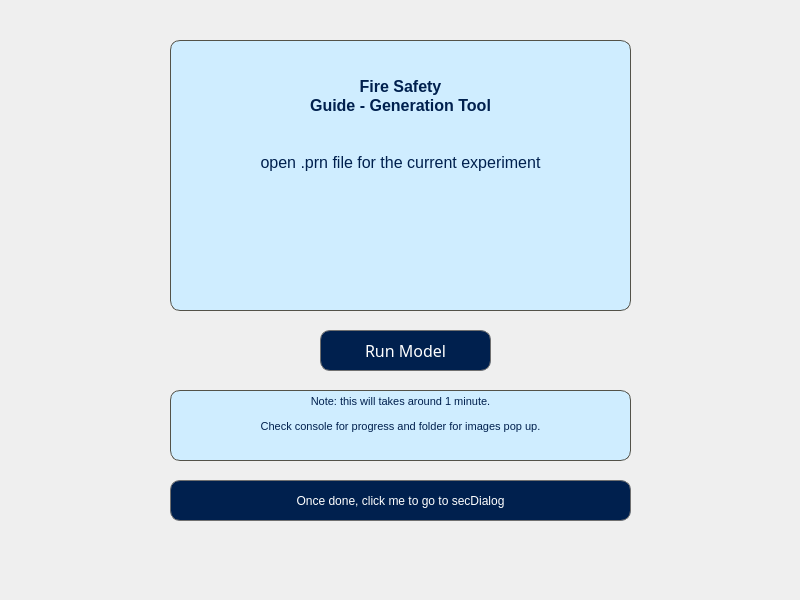
Above: cpp_ui/mainwindow.ui from zijianKING/Fire_Safety before the change. Below: the same form after it.
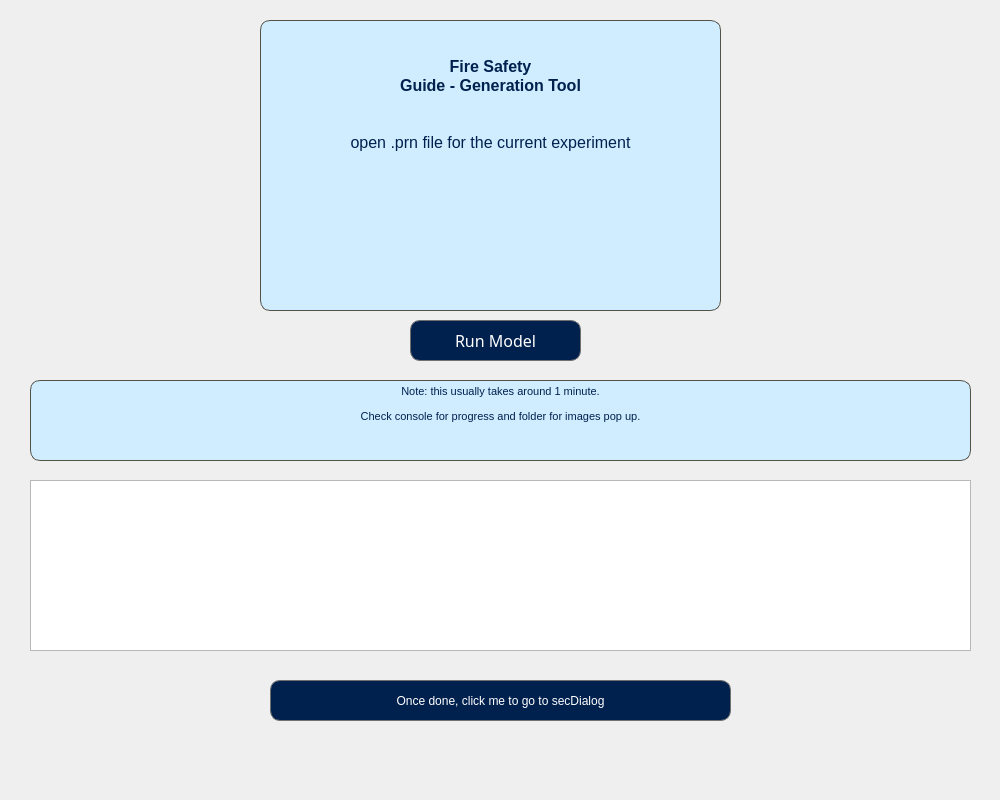
That is the form after the change.

Diff of the .ui file:
```diff
--- a/cpp_ui/mainwindow.ui
+++ b/cpp_ui/mainwindow.ui
@@ -6,8 +6,8 @@
    <rect>
     <x>0</x>
     <y>0</y>
-    <width>800</width>
-    <height>600</height>
+    <width>1000</width>
+    <height>800</height>
    </rect>
   </property>
   <property name="windowTitle">
@@ -17,8 +17,8 @@
    <widget class="QPushButton" name="pushButton">
     <property name="geometry">
      <rect>
-      <x>320</x>
-      <y>330</y>
+      <x>410</x>
+      <y>320</y>
       <width>171</width>
       <height>41</height>
      </rect>
@@ -64,10 +64,10 @@
    <widget class="QTextBrowser" name="textBrowser">
     <property name="geometry">
      <rect>
-      <x>170</x>
-      <y>40</y>
+      <x>260</x>
+      <y>20</y>
       <width>461</width>
-      <height>271</height>
+      <height>291</height>
      </rect>
     </property>
     <property name="styleSheet">
@@ -94,8 +94,8 @@
    <widget class="QPushButton" name="pushButton_2">
     <property name="geometry">
      <rect>
-      <x>170</x>
-      <y>480</y>
+      <x>270</x>
+      <y>680</y>
       <width>461</width>
       <height>41</height>
      </rect>
@@ -123,10 +123,10 @@
    <widget class="QTextBrowser" name="textBrowser_2">
     <property name="geometry">
      <rect>
-      <x>170</x>
-      <y>390</y>
-      <width>461</width>
-      <height>71</height>
+      <x>30</x>
+      <y>380</y>
+      <width>941</width>
+      <height>81</height>
      </rect>
     </property>
     <property name="styleSheet">
@@ -141,10 +141,23 @@
 &lt;html&gt;&lt;head&gt;&lt;meta name=&quot;qrichtext&quot; content=&quot;1&quot; /&gt;&lt;style type=&quot;text/css&quot;&gt;
 p, li { white-space: pre-wrap; }
 &lt;/style&gt;&lt;/head&gt;&lt;body style=&quot; font-family:'Centaur'; font-size:14pt; font-weight:400; font-style:normal;&quot;&gt;
-&lt;p align=&quot;center&quot; style=&quot; margin-top:12px; margin-bottom:12px; margin-left:0px; margin-right:0px; -qt-block-indent:0; text-indent:0px;&quot;&gt;&lt;span style=&quot; font-family:'MS Shell Dlg 2'; font-size:8pt; color:#00204e;&quot;&gt;Note: this will takes around 1 minute.&lt;/span&gt;&lt;/p&gt;
+&lt;p align=&quot;center&quot; style=&quot; margin-top:12px; margin-bottom:12px; margin-left:0px; margin-right:0px; -qt-block-indent:0; text-indent:0px;&quot;&gt;&lt;span style=&quot; font-family:'MS Shell Dlg 2'; font-size:8pt; color:#00204e;&quot;&gt;Note: this usually takes around 1 minute.&lt;/span&gt;&lt;/p&gt;
 &lt;p align=&quot;center&quot; style=&quot; margin-top:12px; margin-bottom:12px; margin-left:0px; margin-right:0px; -qt-block-indent:0; text-indent:0px;&quot;&gt;&lt;span style=&quot; font-family:'MS Shell Dlg 2'; font-size:8pt; color:#00204e;&quot;&gt;Check console for progress and folder for images pop up.&lt;/span&gt;&lt;/p&gt;&lt;/body&gt;&lt;/html&gt;</string>
     </property>
    </widget>
+   <widget class="QTextEdit" name="progress">
+    <property name="geometry">
+     <rect>
+      <x>30</x>
+      <y>480</y>
+      <width>941</width>
+      <height>171</height>
+     </rect>
+    </property>
+    <property name="readOnly">
+     <bool>true</bool>
+    </property>
+   </widget>
   </widget>
  </widget>
  <resources/>
```
Left out of the diff: 4 changed lines with no effect on the pictures.
